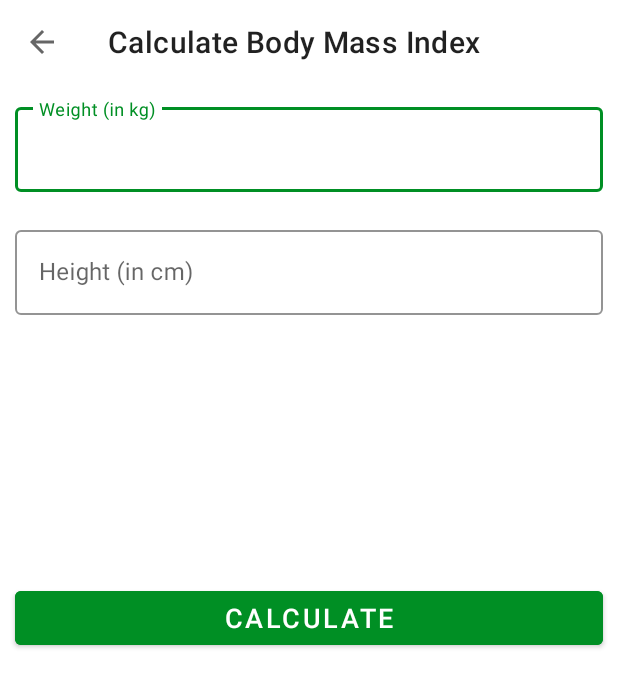
After one commit to gamarmustafa/Udemy-Kotlin-Course, an Android app: the BMIActivity screen opened directly, with no data from a screen before it, on a phone screen of 412 x 824 dp. The commit adds this screen. Shown: the top 687 px of the screen. Run offline under Robolectric (Android 15) with nearby library versions, the phone set to English and light mode, and no system bars.

Commit message:
add Body Mass Index (BMI) calculating functionality

```diff
--- a/7MinWorkoutApp/app/src/main/AndroidManifest.xml
+++ b/7MinWorkoutApp/app/src/main/AndroidManifest.xml
@@ -20,6 +20,9 @@
         android:theme="@style/Theme.7MinutesWorkout"
         tools:targetApi="31">
         <activity
+            android:name=".BMIActivity"
+            android:exported="false" />
+        <activity
             android:name=".FinalActivity"
             android:exported="false" />
         <activity
--- a/7MinWorkoutApp/app/src/main/java/com/example/a7minutesworkout/MainActivity.kt
+++ b/7MinWorkoutApp/app/src/main/java/com/example/a7minutesworkout/MainActivity.kt
@@ -21,6 +21,11 @@
             val intent = Intent(this,ExerciseActivity::class.java)
             startActivity(intent)
         }
+
+        binding?.flBMI?.setOnClickListener {
+            val intent = Intent(this@MainActivity, BMIActivity::class.java)
+            startActivity(intent)
+        }
     }
 
     override fun onDestroy() {
--- /dev/null
+++ b/7MinWorkoutApp/app/src/main/res/layout/activity_bmi.xml
@@ -0,0 +1,114 @@
+<?xml version="1.0" encoding="utf-8"?>
+<RelativeLayout xmlns:android="http://schemas.android.com/apk/res/android"
+    xmlns:app="http://schemas.android.com/apk/res-auto"
+    xmlns:tools="http://schemas.android.com/tools"
+    android:layout_width="match_parent"
+    android:layout_height="match_parent"
+    tools:context=".BMIActivity">
+
+    <androidx.appcompat.widget.Toolbar
+        android:id="@+id/toolbar_bmi_activity"
+        android:layout_width="match_parent"
+        android:layout_height="?android:attr/actionBarSize"
+        android:background="@color/white" />
+
+    <com.google.android.material.textfield.TextInputLayout
+        android:layout_below="@id/toolbar_bmi_activity"
+        android:id="@+id/tilMetricUnitWeight"
+        style="@style/Widget.MaterialComponents.TextInputLayout.OutlinedBox"
+        android:layout_width="match_parent"
+        android:layout_height="wrap_content"
+        android:layout_margin="10dp"
+        app:boxStrokeColor="@color/colorAccent"
+        app:hintTextColor="@color/colorAccent">
+
+        <androidx.appcompat.widget.AppCompatEditText
+            android:id="@+id/etMetricUnitWeight"
+            android:layout_width="match_parent"
+            android:layout_height="wrap_content"
+            android:hint="Weight (in kg)"
+            android:inputType="numberDecimal"
+            android:textSize="16sp" />
+    </com.google.android.material.textfield.TextInputLayout>
+
+
+    <com.google.android.material.textfield.TextInputLayout
+        android:id="@+id/tilMetricUnitHeight"
+        style="@style/Widget.MaterialComponents.TextInputLayout.OutlinedBox"
+        android:layout_width="match_parent"
+        android:layout_height="wrap_content"
+        android:layout_below="@id/tilMetricUnitWeight"
+        android:layout_margin="10dp"
+        app:boxStrokeColor="@color/colorAccent"
+        app:hintTextColor="@color/colorAccent">
+
+        <androidx.appcompat.widget.AppCompatEditText
+            android:id="@+id/etMetricUnitHeight"
+            android:layout_width="match_parent"
+            android:layout_height="wrap_content"
+            android:hint="Height (in cm)"
+            android:inputType="numberDecimal"
+            android:textSize="16sp" />
+    </com.google.android.material.textfield.TextInputLayout>
+
+    <LinearLayout
+        android:id="@+id/llDisplayBMIResult"
+        android:layout_width="match_parent"
+        android:layout_height="wrap_content"
+        android:layout_below="@id/tilMetricUnitHeight"
+        android:layout_marginTop="16dp"
+        android:orientation="vertical"
+        android:padding="10dp"
+        android:visibility="invisible"
+        tools:visibility="visible">
+
+        <TextView
+            android:id="@+id/tvYourBmi"
+            android:layout_width="match_parent"
+            android:layout_height="wrap_content"
+            android:gravity="center"
+            android:text="YOUR BMI:"
+            android:textAllCaps="true"
+            android:textSize="16sp" />
+
+        <TextView
+            android:id="@+id/tvBMIValue"
+            android:layout_width="match_parent"
+            android:layout_height="wrap_content"
+            android:layout_marginTop="5dp"
+            android:gravity="center"
+            android:text="15.00"
+            android:textSize="18sp"
+            android:textStyle="bold" />
+
+        <TextView
+            android:id="@+id/tvBMIType"
+            android:layout_width="match_parent"
+            android:layout_height="wrap_content"
+            android:layout_marginTop="5dp"
+            android:gravity="center"
+            android:text="Normal"
+            android:textStyle="italic"
+            android:textSize="18sp" />
+
+        <TextView
+            android:id="@+id/tvBMIDescription"
+            android:layout_width="match_parent"
+            android:layout_height="wrap_content"
+            android:layout_marginTop="15dp"
+            android:gravity="center"
+            android:text="Normal"
+            android:textSize="18sp" />
+    </LinearLayout>
+    <Button
+        android:layout_below="@id/llDisplayBMIResult"
+        android:layout_width="match_parent"
+        android:layout_height="wrap_content"
+        android:id="@+id/btnCalculateUnits"
+        android:layout_margin="10dp"
+        android:layout_marginTop="35dp"
+        android:backgroundTint="@color/colorAccent"
+        android:text="calculate"
+        android:textColor="@color/white"
+        android:textSize="18sp"/>
+</RelativeLayout>
```
Also changed, not shown: 7MinWorkoutApp/app/src/main/java/com/example/a7minutesworkout/BMIActivity.kt (added, +94 -0 lines), 7MinWorkoutApp/app/src/main/java/com/example/a7minutesworkout/ExerciseActivity.kt (+17 -2 lines), 7MinWorkoutApp/app/src/main/res/layout/activity_main.xml (+43 -11 lines).
